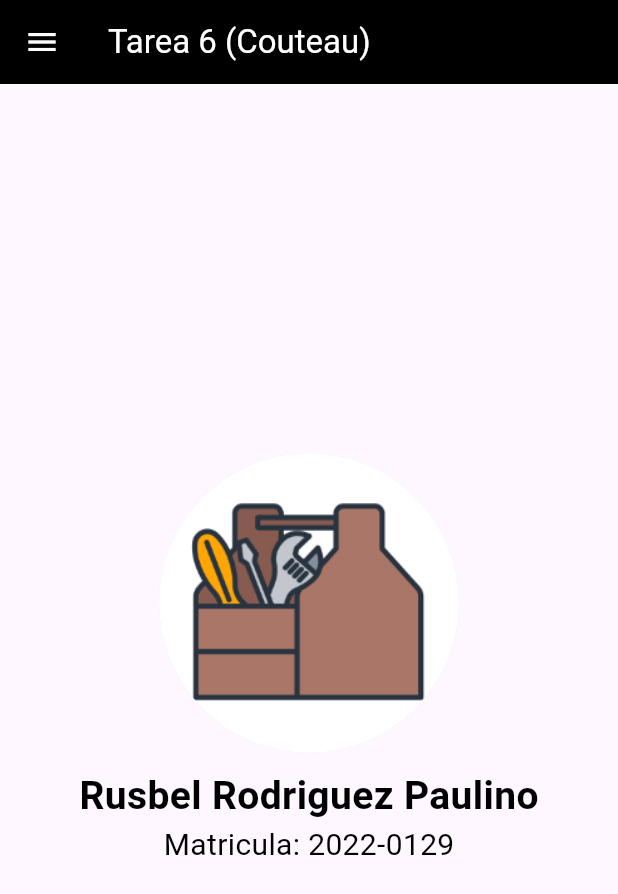
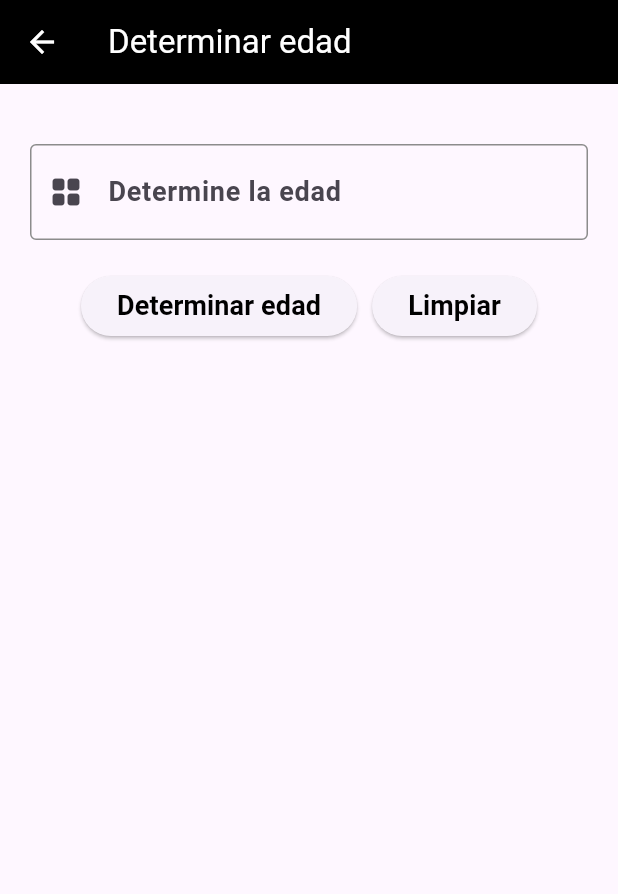
Before and after one commit to Russ120/Tarea_6_-Couteau-_AppMovil, a Flutter app: the screen it shows after launch, in the side drawer, after a tap on "Determinar edad", on a phone screen of 412 x 824 dp. Shown: the top 894 px of the screen. Run offline on Flutter 3.47's test engine with Material 3 defaults, Android fonts, the phone set to English and light mode, and no system bars.

Commit message:
Creación del apartado Determinar Edad

```diff
--- a/lib/main.dart
+++ b/lib/main.dart
@@ -4,6 +4,7 @@ import 'package:flutter/material.dart';
 import 'package:tarea_6_couteau/pages/PredecirGenero.dart';
 
 import 'pages/AcercaDeContratame.dart';
+import 'pages/DeterminarEdad.dart';
 import 'pages/Inicio.dart';
 import 'pages/NavigationDrawer.dart';
 
@@ -25,6 +26,7 @@ class MyApp extends StatelessWidget {
           '/NavigationDrawer': (context) => DrawerContent(),
           '/Contratame': (context) => Contratame(),
           '/PredecirGenero': (context) => PredecirGenero(),
+          '/VistaImagenNombre': (context) => DeterminarEdad(),
         });
   }
 }
--- a/lib/pages/DeterminarEdad.dart
+++ b/lib/pages/DeterminarEdad.dart
@@ -0,0 +1,199 @@
+// ignore_for_file: prefer_const_constructors, use_key_in_widget_constructors, library_private_types_in_public_api, unused_field, no_leading_underscores_for_local_identifiers, unused_element, avoid_print, prefer_final_fields, file_names
+
+import 'dart:convert';
+
+import 'package:flutter/material.dart';
+import 'package:http/http.dart' as http;
+
+class DeterminarEdad extends StatefulWidget {
+  @override
+  _DeterminarEdadState createState() => _DeterminarEdadState();
+}
+
+class _DeterminarEdadState extends State<DeterminarEdad> {
+  String _nombre = '';
+  int _edad = 0;
+  String _imagenUrl = '';
+  String _nombreMostrar = '';
+  String _estadoMostrar = '';
+  int _edadMostrar = 0;
+  TextEditingController _controller = TextEditingController();
+
+  void _actualizarVista(int edad, String nombre) {
+    setState(() {
+      // Lógica para determinar la imagen y el nombre según la entrada del usuario
+      if (edad >= 60) {
+        _imagenUrl = 'assets/segun_la_edad/vejez.png';
+        _edadMostrar = edad;
+        _nombreMostrar = nombre;
+        _estadoMostrar = 'Estado de Vejez';
+      } else if (edad >= 25 && edad < 60) {
+        _imagenUrl = 'assets/segun_la_edad/adultez.png';
+        _edadMostrar = edad;
+        _nombreMostrar = nombre;
+        _estadoMostrar = 'Estado de Adultez';
+      } else if (edad >= 16 && edad < 25) {
+        _imagenUrl = 'assets/segun_la_edad/juventud.png';
+        _edadMostrar = edad;
+        _nombreMostrar = nombre;
+        _estadoMostrar = 'Estado de Juventud';
+      } else if (edad >= 1 && edad < 16) {
+        _imagenUrl = 'assets/segun_la_edad/Niñez.png';
+        _nombreMostrar = nombre;
+        _edadMostrar = edad;
+        _estadoMostrar = 'Estado de Infancia';
+      } else {
+        // Restablecer si el nombre no coincide
+        _imagenUrl = '';
+        _edadMostrar = 0;
+        _estadoMostrar = '';
+        _nombreMostrar = '';
+      }
+    });
+  }
+
+  void _limpiar() {
+    setState(() {
+      _nombre = '';
+      _imagenUrl = '';
+      _edadMostrar = 0;
+      _nombreMostrar = '';
+      _controller.clear();
+    });
+  }
+
+  Future<void> _determinarEdad(String nombre) async {
+    try {
+      final response =
+          await http.get(Uri.parse('https://api.agify.io?name=$nombre'));
+      if (response.statusCode == 200) {
+        final jsonData = json.decode(response.body);
+        setState(() {
+          _edad = jsonData["age"];
+          _actualizarVista(_edad, nombre);
+        });
+      } else {
+        throw Exception('Error al consultar el género');
+      }
+    } catch (e) {
+      print('Error: $e');
+    }
+  }
+
+  @override
+  Widget build(BuildContext context) {
+    return Scaffold(
+        appBar: AppBar(
+          iconTheme: IconThemeData(color: Colors.white),
+          backgroundColor: Colors.black,
+          title: Text(
+            'Determinar edad',
+            style: TextStyle(color: Colors.white),
+          ),
+        ),
+        body: SingleChildScrollView(
+          child: Padding(
+            padding: EdgeInsets.all(20.0),
+            child: Column(
+              mainAxisAlignment: MainAxisAlignment.center,
+              children: <Widget>[
+                SizedBox(height: 20.0),
+                //ingresar nombre
+
+                TextField(
+                  controller: _controller,
+                  onChanged: (value) {
+                    setState(() {
+                      _nombre = value;
+                    });
+                  },
+                  decoration: InputDecoration(
+                    labelText: 'Determine la edad',
+                    labelStyle:
+                        TextStyle(fontSize: 18.0, fontWeight: FontWeight.bold),
+                    prefixIcon: Icon(Icons.grid_view_rounded),
+                    hintText: 'Ingrese un nombre',
+                    focusedBorder: OutlineInputBorder(
+                      borderSide: BorderSide(
+                        color: const Color.fromARGB(255, 0, 0, 0),
+                      ),
+                    ),
+                    enabledBorder: OutlineInputBorder(
+                      borderSide:
+                          BorderSide(color: Color.fromARGB(255, 140, 140, 140)),
+                    ),
+                    contentPadding:
+                        EdgeInsets.symmetric(vertical: 20, horizontal: 20),
+                  ),
+                ),
+
+                //separacion
+                SizedBox(height: 20.0),
+
+                Row(
+                  mainAxisAlignment: MainAxisAlignment.center,
+                  children: [
+                    ElevatedButton(
+                      onPressed: () {
+                        _determinarEdad(_nombre);
+                      },
+                      child: Text(
+                        'Determinar edad',
+                        style: TextStyle(
+                            color: const Color.fromARGB(255, 0, 0, 0),
+                            fontSize: 18,
+                            fontWeight: FontWeight.bold),
+                      ),
+                    ),
+                    SizedBox(width: 10),
+                    ElevatedButton(
+                      onPressed: () {
+                        _limpiar();
+                      },
+                      child: Text(
+                        'Limpiar',
+                        style: TextStyle(
+                            color: const Color.fromARGB(255, 0, 0, 0),
+                            fontSize: 18,
+                            fontWeight: FontWeight.bold),
+                      ),
+                    ),
+                  ],
+                ),
+
+                SizedBox(height: 20.0),
+
+                if (_imagenUrl.isNotEmpty)
+                  Column(
+                    children: [
+                      Image.asset(
+                        _imagenUrl,
+                        width: 500.0, // Ajusta el ancho según tus necesidades
+                        height: 200.0, // Ajusta la altura según tus necesidades
+                      ),
+                      SizedBox(height: 10.0),
+                      Text(
+                        _nombreMostrar,
+                        style: TextStyle(
+                            fontSize: 30.0, fontWeight: FontWeight.bold),
+                      ),
+                      SizedBox(height: 0.0),
+                      Text(
+                        'Edad: $_edadMostrar',
+                        style: TextStyle(
+                            fontSize: 30.0, fontWeight: FontWeight.bold),
+                      ),
+                      SizedBox(height: 0.0),
+                      Text(
+                        _estadoMostrar,
+                        style: TextStyle(
+                            fontSize: 20.0, fontWeight: FontWeight.bold),
+                      ),
+                    ],
+                  ),
+              ],
+            ),
+          ),
+        ));
+  }
+}
--- a/lib/pages/NavigationDrawer.dart
+++ b/lib/pages/NavigationDrawer.dart
@@ -70,7 +70,7 @@ class DrawerContent extends StatelessWidget {
                 color: Color.fromARGB(255, 255, 255, 255),
               )),
           onTap: () {
-            Navigator.pushNamed(context, '/inicio');
+            Navigator.pushNamed(context, '/VistaImagenNombre');
           },
         ),
         Divider(),
--- a/pubspec.yaml
+++ b/pubspec.yaml
@@ -63,6 +63,7 @@ flutter:
   # To add assets to your application, add an assets section, like this:
   assets:
       - assets/
+      - assets/segun_la_edad/
   #   - images/a_dot_burr.jpeg
   #   - images/a_dot_ham.jpeg
 
```
Also changed, not shown: lib/pages/PredecirGenero.dart (+35 -126 lines), assets/segun_la_edad/Niñez.png (added), assets/segun_la_edad/adultez.png (added), assets/segun_la_edad/juventud.png (added), assets/segun_la_edad/vejez.png (added).
